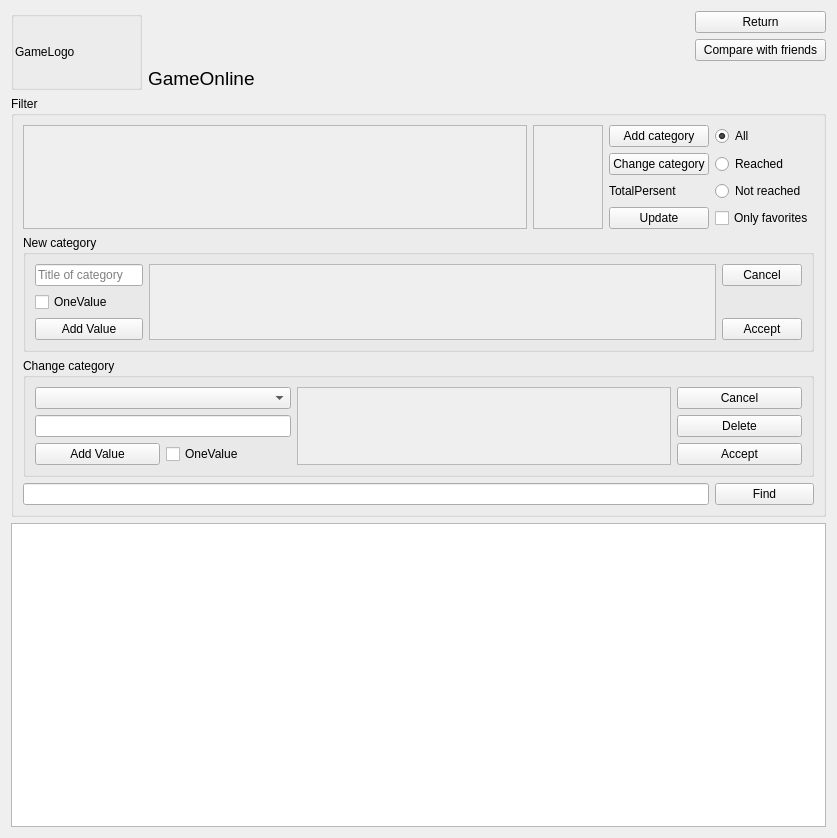
The window that AraSteamManager/formachievements.ui (Arankir/AraSteamManager) describes before a commit, drawn with Qt 5.
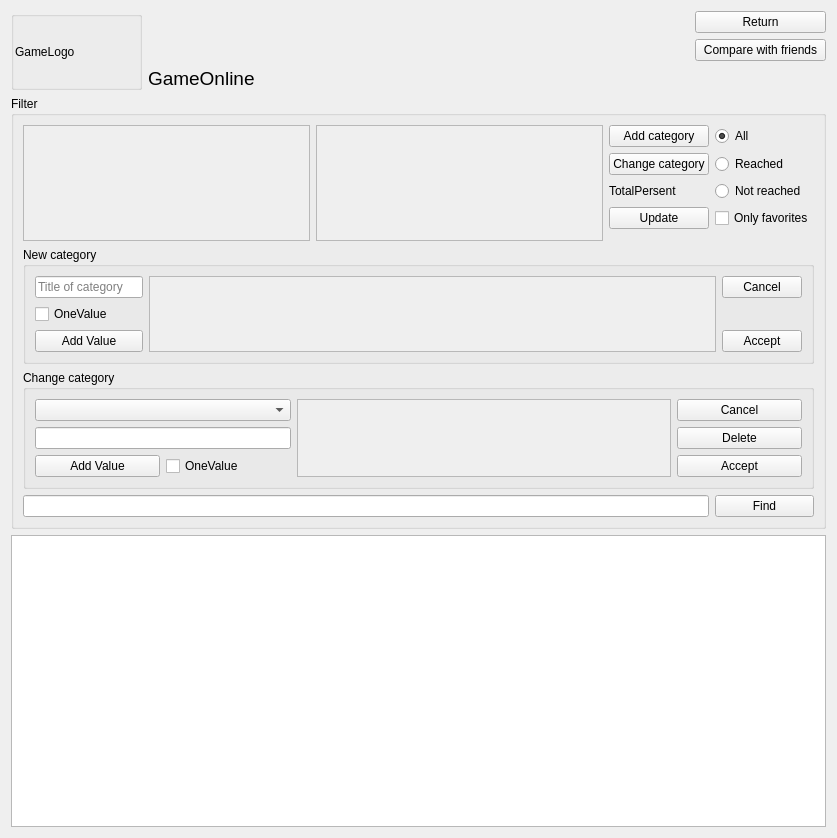
The same window after the commit.

```diff
--- a/AraSteamManager/formachievements.ui
+++ b/AraSteamManager/formachievements.ui
@@ -86,7 +86,17 @@
       <string>Filter</string>
      </property>
      <layout class="QGridLayout" name="gridLayout">
-      <item row="7" column="4">
+      <item row="0" column="3">
+       <widget class="QRadioButton" name="FormAchievementsRadioButtonAll">
+        <property name="text">
+         <string>All</string>
+        </property>
+        <property name="checked">
+         <bool>true</bool>
+        </property>
+       </widget>
+      </item>
+      <item row="8" column="3">
        <widget class="QPushButton" name="FormAchievementsButtonFindAchievement">
         <property name="enabled">
          <bool>true</bool>
@@ -96,85 +106,28 @@
         </property>
        </widget>
       </item>
-      <item row="3" column="3">
-       <widget class="QPushButton" name="FormAchievementsButtonUpdate">
+      <item row="0" column="2">
+       <widget class="QPushButton" name="FormAchievementsButtonAddCategory">
         <property name="text">
-         <string>Update</string>
+         <string>Add category</string>
         </property>
        </widget>
       </item>
-      <item row="6" column="0" colspan="5">
-       <widget class="QGroupBox" name="FormAchievementsGroupBoxChangeCategory">
-        <property name="title">
+      <item row="1" column="2">
+       <widget class="QPushButton" name="FormAchievementsButtonChangeCategory">
+        <property name="text">
          <string>Change category</string>
         </property>
-        <layout class="QGridLayout" name="gridLayout_3">
-         <item row="1" column="0" colspan="2">
-          <widget class="QLineEdit" name="FormAchievementsLineEditTitleCategoryChangeCategory"/>
-         </item>
-         <item row="0" column="0" colspan="2">
-          <widget class="QComboBox" name="FormAchievementsComboBoxCategoriesChangeCategory">
-           <property name="styleSheet">
-            <string notr="true"/>
-           </property>
-          </widget>
-         </item>
-         <item row="1" column="5">
-          <widget class="QPushButton" name="FormAchievementsButtonDeleteCategory">
-           <property name="text">
-            <string>Delete</string>
-           </property>
-          </widget>
-         </item>
-         <item row="2" column="5">
-          <widget class="QPushButton" name="FormAchievementsButtonAcceptChangeCategory">
-           <property name="text">
-            <string>Accept</string>
-           </property>
-          </widget>
-         </item>
-         <item row="0" column="5">
-          <widget class="QPushButton" name="FormAchievementsButtonCancelChangeCategory">
-           <property name="text">
-            <string>Cancel</string>
-           </property>
-          </widget>
-         </item>
-         <item row="0" column="2" rowspan="3" colspan="3">
-          <widget class="QScrollArea" name="FormAchievementsScrollAreaValuesChangeCategory">
-           <property name="widgetResizable">
-            <bool>true</bool>
-           </property>
-           <widget class="QWidget" name="scrollAreaWidgetContents_3">
-            <property name="geometry">
-             <rect>
-              <x>0</x>
-              <y>0</y>
-              <width>375</width>
-              <height>75</height>
-             </rect>
-            </property>
-           </widget>
-          </widget>
-         </item>
-         <item row="2" column="0">
-          <widget class="QPushButton" name="FormAchievementsButtonAddValueChangeCategory">
-           <property name="text">
-            <string>Add Value</string>
-           </property>
-          </widget>
-         </item>
-         <item row="2" column="1">
-          <widget class="QCheckBox" name="FormAchievementsCheckBoxChangeCategoryOneValue">
-           <property name="text">
-            <string>OneValue</string>
-           </property>
-          </widget>
-         </item>
-        </layout>
        </widget>
       </item>
-      <item row="0" column="1" rowspan="4" colspan="2">
+      <item row="1" column="3">
+       <widget class="QRadioButton" name="FormAchievementsRadioButtonReached">
+        <property name="text">
+         <string>Reached</string>
+        </property>
+       </widget>
+      </item>
+      <item row="0" column="1" rowspan="6">
        <widget class="QScrollArea" name="FormAchievementsScrollAreaCheckCategories">
         <property name="widgetResizable">
          <bool>true</bool>
@@ -184,21 +137,31 @@
           <rect>
            <x>0</x>
            <y>0</y>
-           <width>68</width>
+           <width>294</width>
            <height>98</height>
           </rect>
          </property>
         </widget>
        </widget>
       </item>
-      <item row="2" column="4">
-       <widget class="QRadioButton" name="FormAchievementsRadioButtonNotReached">
-        <property name="text">
-         <string>Not reached</string>
+      <item row="0" column="0" rowspan="6">
+       <widget class="QScrollArea" name="FormAchievementsScrollAreaCategories">
+        <property name="widgetResizable">
+         <bool>true</bool>
         </property>
+        <widget class="QWidget" name="scrollAreaWidgetContents">
+         <property name="geometry">
+          <rect>
+           <x>0</x>
+           <y>0</y>
+           <width>295</width>
+           <height>98</height>
+          </rect>
+         </property>
+        </widget>
        </widget>
       </item>
-      <item row="5" column="0" colspan="5">
+      <item row="6" column="0" colspan="4">
        <widget class="QGroupBox" name="FormAchievementsGroupBoxAddCategory">
         <property name="title">
          <string>New category</string>
@@ -260,70 +223,107 @@
        </widget>
       </item>
       <item row="7" column="0" colspan="4">
+       <widget class="QGroupBox" name="FormAchievementsGroupBoxChangeCategory">
+        <property name="title">
+         <string>Change category</string>
+        </property>
+        <layout class="QGridLayout" name="gridLayout_3">
+         <item row="1" column="0" colspan="2">
+          <widget class="QLineEdit" name="FormAchievementsLineEditTitleCategoryChangeCategory"/>
+         </item>
+         <item row="0" column="0" colspan="2">
+          <widget class="QComboBox" name="FormAchievementsComboBoxCategoriesChangeCategory">
+           <property name="styleSheet">
+            <string notr="true"/>
+           </property>
+          </widget>
+         </item>
+         <item row="1" column="5">
+          <widget class="QPushButton" name="FormAchievementsButtonDeleteCategory">
+           <property name="text">
+            <string>Delete</string>
+           </property>
+          </widget>
+         </item>
+         <item row="2" column="0">
+          <widget class="QPushButton" name="FormAchievementsButtonAddValueChangeCategory">
+           <property name="text">
+            <string>Add Value</string>
+           </property>
+          </widget>
+         </item>
+         <item row="2" column="5">
+          <widget class="QPushButton" name="FormAchievementsButtonAcceptChangeCategory">
+           <property name="text">
+            <string>Accept</string>
+           </property>
+          </widget>
+         </item>
+         <item row="0" column="5">
+          <widget class="QPushButton" name="FormAchievementsButtonCancelChangeCategory">
+           <property name="text">
+            <string>Cancel</string>
+           </property>
+          </widget>
+         </item>
+         <item row="0" column="2" rowspan="3" colspan="3">
+          <widget class="QScrollArea" name="FormAchievementsScrollAreaValuesChangeCategory">
+           <property name="widgetResizable">
+            <bool>true</bool>
+           </property>
+           <widget class="QWidget" name="scrollAreaWidgetContents_3">
+            <property name="geometry">
+             <rect>
+              <x>0</x>
+              <y>0</y>
+              <width>375</width>
+              <height>75</height>
+             </rect>
+            </property>
+           </widget>
+          </widget>
+         </item>
+         <item row="2" column="1">
+          <widget class="QCheckBox" name="FormAchievementsCheckBoxChangeCategoryOneValue">
+           <property name="text">
+            <string>OneValue</string>
+           </property>
+          </widget>
+         </item>
+        </layout>
+       </widget>
+      </item>
+      <item row="8" column="0" colspan="3">
        <widget class="QLineEdit" name="FormAchievementsLineEditNameAchievements"/>
       </item>
-      <item row="0" column="4">
-       <widget class="QRadioButton" name="FormAchievementsRadioButtonAll">
-        <property name="text">
-         <string>All</string>
-        </property>
-        <property name="checked">
-         <bool>true</bool>
-        </property>
-       </widget>
-      </item>
-      <item row="1" column="4">
-       <widget class="QRadioButton" name="FormAchievementsRadioButtonReached">
-        <property name="text">
-         <string>Reached</string>
-        </property>
-       </widget>
-      </item>
-      <item row="0" column="0" rowspan="4">
-       <widget class="QScrollArea" name="FormAchievementsScrollAreaCategories">
-        <property name="widgetResizable">
-         <bool>true</bool>
-        </property>
-        <widget class="QWidget" name="scrollAreaWidgetContents">
-         <property name="geometry">
-          <rect>
-           <x>0</x>
-           <y>0</y>
-           <width>521</width>
-           <height>98</height>
-          </rect>
-         </property>
-        </widget>
-       </widget>
-      </item>
-      <item row="3" column="4">
-       <widget class="QCheckBox" name="FormAchievementsCheckBoxFavorites">
-        <property name="text">
-         <string>Only favorites</string>
-        </property>
-       </widget>
-      </item>
-      <item row="0" column="3">
-       <widget class="QPushButton" name="FormAchievementsButtonAddCategory">
-        <property name="text">
-         <string>Add category</string>
-        </property>
-       </widget>
-      </item>
-      <item row="1" column="3">
-       <widget class="QPushButton" name="FormAchievementsButtonChangeCategory">
-        <property name="text">
-         <string>Change category</string>
-        </property>
-       </widget>
-      </item>
-      <item row="2" column="3">
+      <item row="2" column="2">
        <widget class="QLabel" name="FormAchievementsLabelTotalPersent">
         <property name="text">
          <string>TotalPersent</string>
         </property>
        </widget>
       </item>
+      <item row="2" column="3">
+       <widget class="QRadioButton" name="FormAchievementsRadioButtonNotReached">
+        <property name="text">
+         <string>Not reached</string>
+        </property>
+       </widget>
+      </item>
+      <item row="3" column="2">
+       <widget class="QPushButton" name="FormAchievementsButtonUpdate">
+        <property name="text">
+         <string>Update</string>
+        </property>
+       </widget>
+      </item>
+      <item row="3" column="3">
+       <widget class="QCheckBox" name="FormAchievementsCheckBoxFavorites">
+        <property name="text">
+         <string>Only favorites</string>
+        </property>
+       </widget>
+      </item>
      </layout>
     </widget>
    </item>
```
